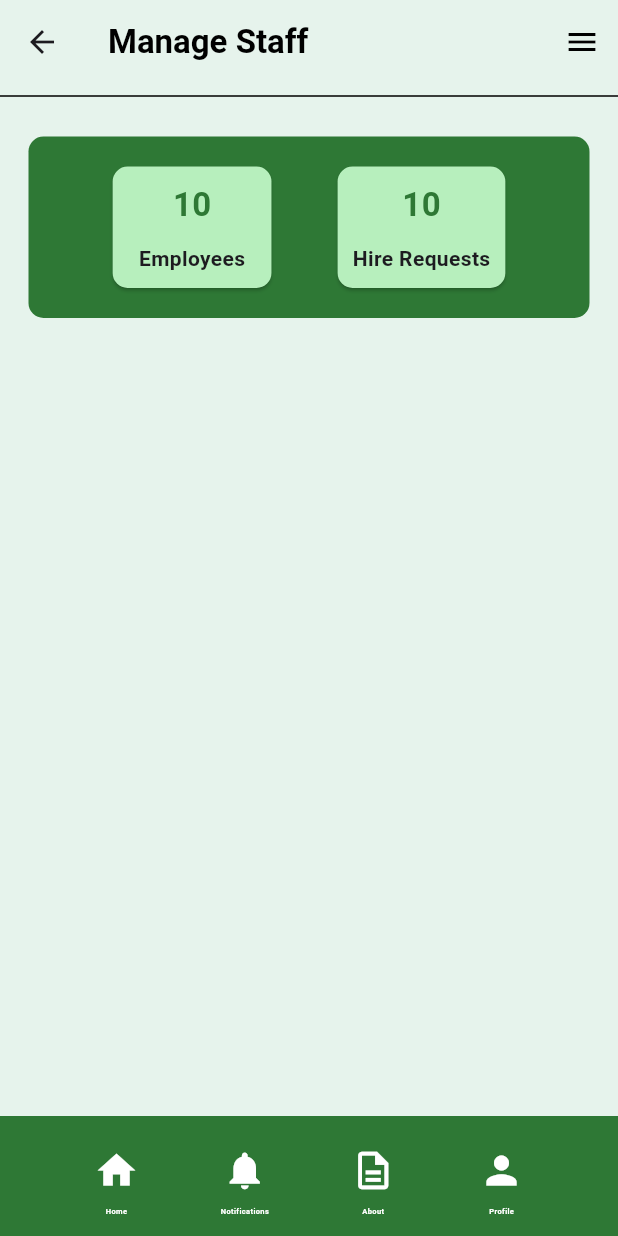
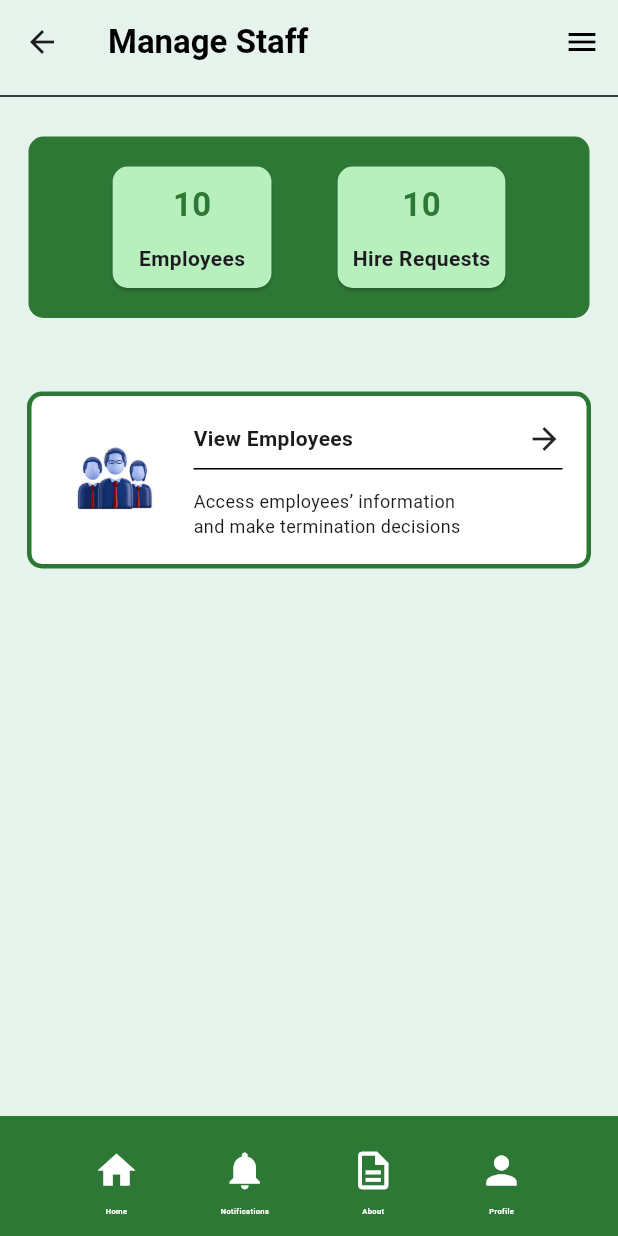
Before and after one commit to Javaria-Shabbir24/SmartWasteManagementSystem-AdminPortal, a Flutter app: the AdminManageStaff screen opened directly, on a phone screen of 412 x 824 dp. Run offline on Flutter 3.47's test engine with Material 3 defaults, Android fonts, the phone set to English and light mode, and no system bars.

Commit message:
view employees button created

```diff
--- a/lib/admin_manage_staff.dart
+++ b/lib/admin_manage_staff.dart
@@ -51,6 +51,64 @@ class AdminManageStaff extends StatelessWidget {
                 ],
               ),
             ),
+            //spacing
+            const SizedBox(height: 12),
+            Container(
+              padding: EdgeInsets.all(16),
+              margin: EdgeInsets.all(18),
+              decoration: BoxDecoration(
+                borderRadius: BorderRadius.circular(10),
+                border: Border.all(
+                  color: const Color(0xFF2E7835),
+                  width: 3,
+                ),
+                color: Colors.white,
+              ),
+              child: Row(
+                mainAxisAlignment: MainAxisAlignment.start,
+                children: [
+                  Image.asset('assets/employees.jpg',
+                  height: 80,
+                  width:80,
+                  ),
+                  const SizedBox(width: 12,),
+                  const Expanded(
+                    child:Column(
+                    crossAxisAlignment: CrossAxisAlignment.start,
+                    children: [
+                      Row(
+                        mainAxisAlignment: MainAxisAlignment.spaceBetween,
+                        children: [
+                          Text('View Employees',
+                          style: TextStyle(
+                            fontWeight: FontWeight.bold,
+                          ),
+                          ),
+                          SizedBox(width: 10),
+                          Icon(Icons.arrow_forward),
+
+                        ],
+                      ),
+                      Divider(
+                        color: Colors.black,
+                        thickness: 1,
+
+                      ),
+                      SizedBox(height: 5,),
+                      Text('Access employees’ information \nand make termination decisions',
+                      style: TextStyle(
+                        fontSize: 12,
+                      ),),
+
+
+                    ],
+                  ),
+                  ),
+                ],
+              ),
+
+
+            ),
           ],
         ),
 
--- a/pubspec.yaml
+++ b/pubspec.yaml
@@ -60,6 +60,7 @@ flutter:
    - assets/leave.png
    - assets/bin1.png
    - assets/resident.png
+   - assets/employees.jpg
   # The following line ensures that the Material Icons font is
   # included with your application, so that you can use the icons in
   # the material Icons class.
```
